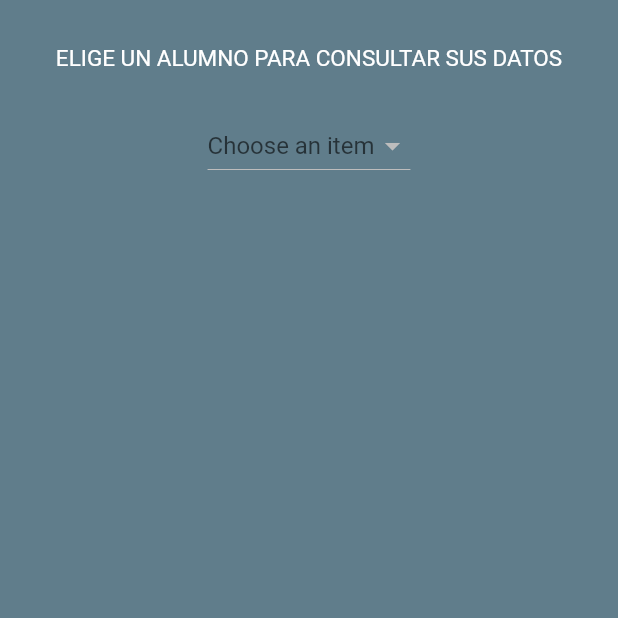
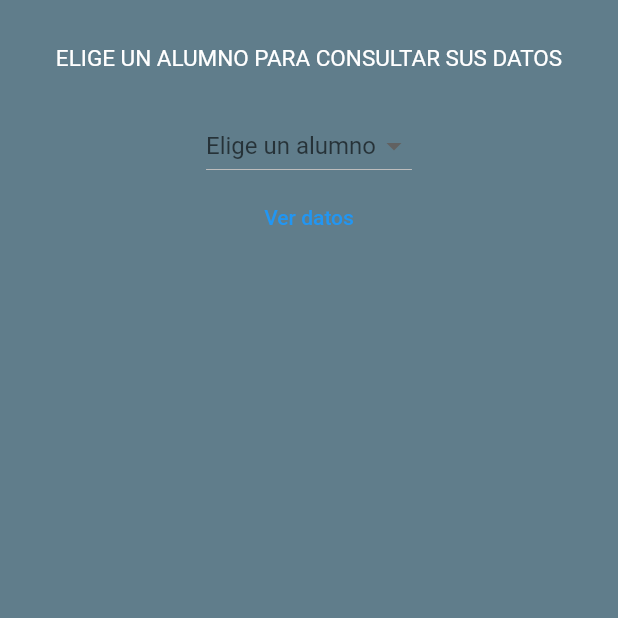
Before and after one commit to pedrogarciacereijo/flutter_web, a Flutter app: the HomePage screen opened by its route, on a phone screen of 412 x 824 dp, the top half of it. Run offline on Flutter 3.47's test engine with Material 2 defaults, Android fonts, the phone set to English and light mode, and no system bars; our stand-ins replace another_flushbar, cloud_firestore, firebase_auth, firebase_core; missing offline and left inert: graphic; accounts and stored records are empty; Roboto replaces fonts that are missing (Comix-Loud).

Commit message:
Chart creado

```diff
--- a/lib/models/admin.dart
+++ b/lib/models/admin.dart
@@ -41,9 +41,9 @@ class Admin {
  List<Map<String, dynamic>>? alumnoList(List<Usuario> alumnos) {
 
     final alumnoMap = <Map<String, dynamic>>[];
-    alumnos.forEach((alumno) {
+    for (var alumno in alumnos) {
       alumnoMap.add(alumno.toJson());
-    });
+    }
     return alumnoMap;
   }
 
--- a/lib/models/ejercicio.dart
+++ b/lib/models/ejercicio.dart
@@ -1,7 +1,6 @@
 import 'package:cloud_firestore/cloud_firestore.dart';
 
 class Ejercicio {
-  final String idEjercicio;
   final String idUsuario;
   final DateTime dateInicio;
   final DateTime dateFin;
@@ -11,7 +10,7 @@ class Ejercicio {
   final int aciertos;
   final int? letrasCorrectas;
 
-  Ejercicio(this.idUsuario, {required this.idEjercicio, required this.dateInicio, required this.dateFin, required this.tipoEjercicio, this.dificultad, required this.errores, required this.aciertos, this.letrasCorrectas});
+  Ejercicio(this.idUsuario, {required this.dateInicio, required this.dateFin, required this.tipoEjercicio, this.dificultad, required this.errores, required this.aciertos, this.letrasCorrectas});
 
   factory Ejercicio.fromJson(Map<String, Ejercicio> json) =>
       _ejercicioFromJson(json);
@@ -19,13 +18,12 @@ class Ejercicio {
   Map<String, dynamic> toJson() => _ejercicioToJson(this);
 
   @override
-  String toString() => 'Ejercicio:<$idEjercicio> Usuario:<$idUsuario>';
+  String toString() => 'Ejercicio de Usuario:<$idUsuario>';
 }
 
 Ejercicio _ejercicioFromJson(Map<String, dynamic> json) {
   return Ejercicio(
     json['idUsuario'] as String,
-    idEjercicio: json['idEjercicio'] as String,
     dateInicio: (json['dateInicio'] as Timestamp).toDate(),
     dateFin: (json['dateFin'] as Timestamp).toDate(),
     tipoEjercicio: json['tipoEjercicio'] as String,
@@ -39,7 +37,6 @@ Ejercicio _ejercicioFromJson(Map<String, dynamic> json) {
 Map<String, dynamic> _ejercicioToJson(Ejercicio instance) =>
     <String, dynamic>{
       'idUsuario': instance.idUsuario,
-      'idEjercicio': instance.idEjercicio,
       'dateInicio': instance.dateInicio,
       'dateFin': instance.dateFin,
       'tipoEjercicio': instance.tipoEjercicio,
--- a/lib/ui/screens/home_page.dart
+++ b/lib/ui/screens/home_page.dart
@@ -2,9 +2,11 @@
 
 import 'package:flutter/material.dart';
 import 'package:flutter/services.dart';
+import 'package:flutter_web/models/usuario.dart';
 
 import '../../models/admin.dart';
 import '../../models/firestore.dart';
+import 'charts.dart';
 
 class HomePage extends StatefulWidget {
   HomePage({Key? key}) : super(key: key);
@@ -14,6 +16,12 @@ class HomePage extends StatefulWidget {
 }
 
 class _HomePageState extends State<HomePage> {
+  late Future<List<Usuario>> _listaAlumnos;
+
+  initState(){
+    super.initState();
+    _listaAlumnos = FirestoreHelper().getAlumnos();
+  }
 
   DateTime pre_backpress = DateTime.now();
 
@@ -32,6 +40,22 @@ class _HomePageState extends State<HomePage> {
     }
   }
 
+  List<DropdownMenuItem<String>> _createList(List<Usuario> list){
+    print("Creating List");
+
+    List<DropdownMenuItem<String>> result = [];
+    for (var alumno in list){
+      result.add(
+        DropdownMenuItem(
+          value: alumno.referenceId,
+          child: Text(alumno.nombre),
+        )
+      ) ;
+      print(alumno.toJson());
+    }
+    return result;
+  }
+
   List<DropdownMenuItem<String>> getDropdownItems(){
     List<DropdownMenuItem<String>> menuItems = [
       DropdownMenuItem(child: Text('Pedro'),value: 'q4nyjBKcUKglnrvobR4pqfGmQpm2'),
@@ -41,31 +65,18 @@ class _HomePageState extends State<HomePage> {
     return menuItems;
   }
 
-  final list = FirestoreHelper().getAlumnos();
-
-  String dropdownValue = "";
-
-  List<DropdownMenuItem<String>> _createList() {
-    return list
-        .map<DropdownMenuItem<String>>(
-          (e) => DropdownMenuItem(
-            value: e.referenceId,
-            child: Text(e.nombre),
-          ),
-        )
-        .toList();
-  }
-
   String? _selectedItem;
-  Widget _withHint() {
+  Widget _withHint(List<Usuario> list){
+    List<DropdownMenuItem<String>> items = getDropdownItems();
     final dropdown = DropdownButton(
-      items: _createList(),
-      hint: Text("Choose an item"),
+      items: items,
+      hint: Text("Elige un alumno"),
       value: _selectedItem,
       onChanged: (String? value) => setState(() {
         _selectedItem = value ?? "";
       }),
     );
+    print("object");
     return dropdown;
   }
 
@@ -101,8 +112,50 @@ class _HomePageState extends State<HomePage> {
                       SizedBox(height: 25.0),
                       Column(
                         children: [
-                            _withHint()
-                            //TextButton(onPressed: onPressed, child: child)
+                          FutureBuilder(
+                            future: _listaAlumnos,
+                            builder: (
+                              BuildContext context,
+                              AsyncSnapshot<List<Usuario>> snapshot,
+                            ) {
+                              if (snapshot.connectionState == ConnectionState.waiting) {
+                                return Column(
+                                  crossAxisAlignment: CrossAxisAlignment.center,
+                                  mainAxisAlignment: MainAxisAlignment.center,
+                                  children: [
+                                    CircularProgressIndicator(),
+                                    Visibility(
+                                      visible: snapshot.hasData,
+                                      child: Text(
+                                        "snapshot.data",
+                                        style: const TextStyle(color: Colors.black, fontSize: 24),
+                                      ),
+                                    )
+                                  ],
+                                );
+                              } else if (snapshot.connectionState == ConnectionState.done) {
+                                if (snapshot.hasError) {
+                                  return const Text('Error');
+                                } else if (snapshot.hasData) {
+                                  return _withHint(snapshot.data!);
+                                } else {
+                                  return const Text('Empty data');
+                                }
+                              } else {
+                                return Text('State: ${snapshot.connectionState}');
+                              }
+                            },
+                          ),
+
+                            TextButton(
+                              onPressed: (){
+                                Navigator.push(
+                                context,
+                                MaterialPageRoute(
+                                  builder: (context) => Charts(referenceId: 'q4nyjBKcUKglnrvobR4pqfGmQpm2')
+                                )
+                              );
+                              }, child: Text("Ver datos"))
                           ]
                       ),
                     ],
--- a/pubspec.yaml
+++ b/pubspec.yaml
@@ -49,6 +49,8 @@ dependencies:
 
   #Flushbar
   another_flushbar: ^1.10.28
+  charts_flutter: ^0.12.0
+  graphic: ^0.9.2
 
 dev_dependencies:
   flutter_test:
```
Also changed, not shown: lib/models/firestore.dart (+26 -1 lines), lib/ui/screens/charts.dart (+49 -0 lines), lib/ui/screens/ejercicio_chart.dart (added, +30 -0 lines), pubspec.lock.
